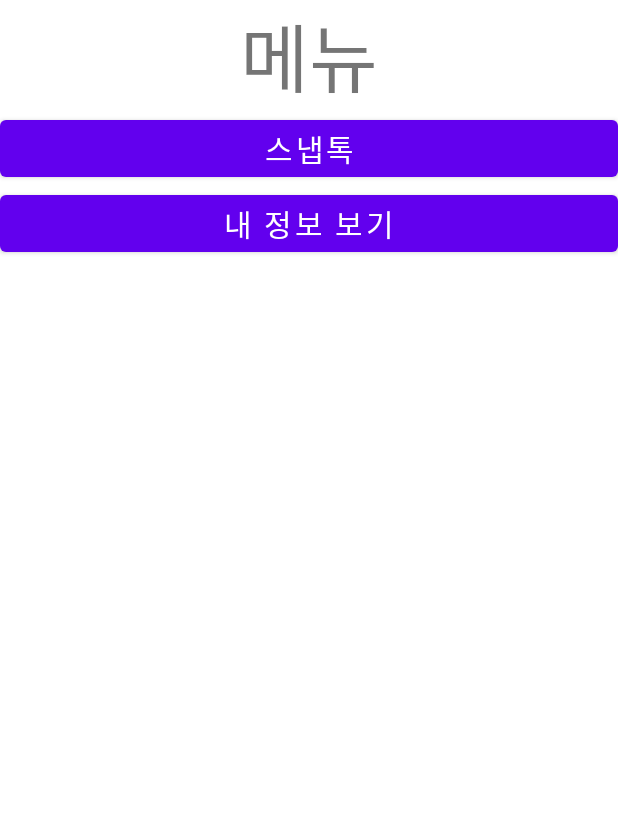
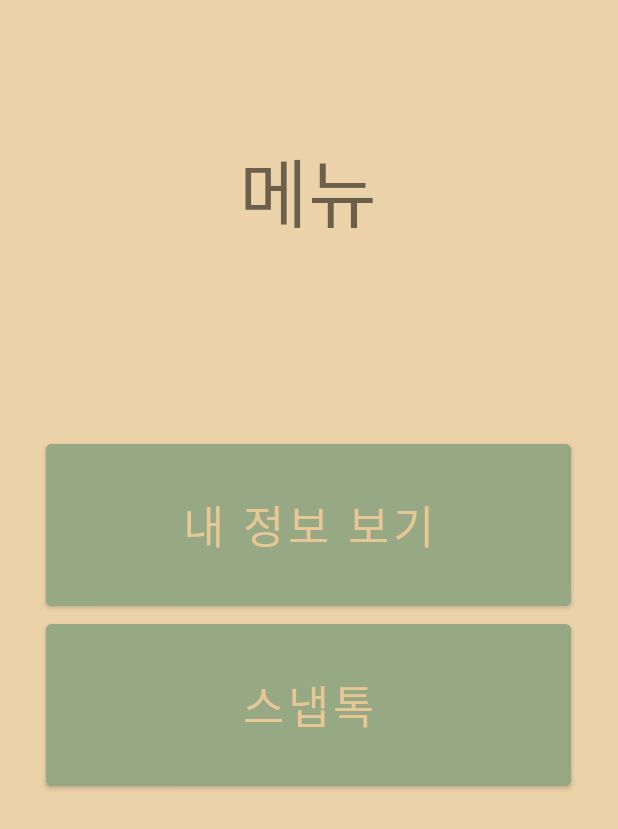
Before and after one commit to Capstone-Muyaho/Capstone-Chat, an Android app: the layout activity_child_main.xml on its own in the app's theme, with its tools: preview values and no code run, on a phone screen of 412 x 824 dp. Shown: the top 829 px of the screen. Run offline under Robolectric (Android 15) with nearby library versions, the phone set to English and light mode, and no system bars.

Commit message:
디자인 수정
폰트 삽입
배경 색상, 버튼 색상 변경

```diff
--- a/app/src/main/java/com/example/capstone_frontend/ChooseTypeActivity.kt
+++ b/app/src/main/java/com/example/capstone_frontend/ChooseTypeActivity.kt
@@ -75,7 +75,7 @@ class ChooseTypeActivity : AppCompatActivity() {
             }
         }
     }
-//asdsad
+
     private fun writeNewUser(
         userId: String,
         nickname: String,
--- a/app/src/main/java/com/example/capstone_frontend/MyProfileActivity.kt
+++ b/app/src/main/java/com/example/capstone_frontend/MyProfileActivity.kt
@@ -25,7 +25,6 @@ class MyProfileActivity : AppCompatActivity() {
                 Log.e("TAG", "사용자 정보 요청 실패", error)
             } else if (user != null) {
                 id = user.id.toString()
-                tv_kakao_email.text = "이메일: ${user?.kakaoAccount?.email}"
             }
         }
 
--- a/app/src/main/res/layout/activity_child_main.xml
+++ b/app/src/main/res/layout/activity_child_main.xml
@@ -1,31 +1,54 @@
 <?xml version="1.0" encoding="utf-8"?>
-<LinearLayout xmlns:android="http://schemas.android.com/apk/res/android"
+<androidx.constraintlayout.widget.ConstraintLayout xmlns:android="http://schemas.android.com/apk/res/android"
+    xmlns:app="http://schemas.android.com/apk/res-auto"
     xmlns:tools="http://schemas.android.com/tools"
     android:layout_width="match_parent"
     android:layout_height="match_parent"
+    android:background="#CCE7C794"
     android:orientation="vertical"
     tools:context=".ChildMainActivity">
 
     <TextView
         android:id="@+id/menu"
-        android:layout_width="match_parent"
-        android:layout_height="wrap_content"
+        android:layout_width="350dp"
+        android:layout_height="90dp"
+        android:layout_marginTop="90dp"
         android:gravity="center_horizontal"
         android:text="메뉴"
-        android:textSize="50sp" />
+        android:textSize="50sp"
+        android:fontFamily="@font/gyeonggi_batang_bold"
+        app:layout_constraintEnd_toEndOf="parent"
+        app:layout_constraintHorizontal_bias="0.491"
+        app:layout_constraintStart_toStartOf="parent"
+        app:layout_constraintTop_toTopOf="parent" />
+
+    <Button
+        android:id="@+id/btn_profile"
+        android:layout_width="350dp"
+        android:layout_height="120dp"
+        android:layout_marginTop="200dp"
+        android:backgroundTint="#97A884"
+        android:text="내 정보 보기"
+        android:textColor="#E7C794"
+        android:textSize="30sp"
+        android:fontFamily="@font/gyeonggi_title_medium"
+        app:layout_constraintEnd_toEndOf="parent"
+        app:layout_constraintHorizontal_bias="0.491"
+        app:layout_constraintStart_toStartOf="parent"
+        app:layout_constraintTop_toTopOf="@+id/menu" />
 
     <Button
         android:id="@+id/btn_snaptalk"
-        android:layout_width="match_parent"
-        android:layout_height="wrap_content"
+        android:layout_width="350dp"
+        android:layout_height="120dp"
+        android:backgroundTint="#97A884"
         android:text="스냅톡"
-        android:textSize="20sp" />
+        android:textColor="#E7C794"
+        android:textSize="30sp"
+        android:fontFamily="@font/gyeonggi_title_medium"
+        app:layout_constraintEnd_toEndOf="parent"
+        app:layout_constraintHorizontal_bias="0.491"
+        app:layout_constraintStart_toStartOf="parent"
+        app:layout_constraintTop_toBottomOf="@+id/btn_profile" />
 
-    <Button
-        android:id="@+id/btn_profile"
-        android:layout_width="match_parent"
-        android:layout_height="wrap_content"
-        android:text="내 정보 보기"
-        android:textSize="20sp" />
-
-</LinearLayout>
+</androidx.constraintlayout.widget.ConstraintLayout>
--- a/app/src/main/res/layout/activity_log_in.xml
+++ b/app/src/main/res/layout/activity_log_in.xml
@@ -4,6 +4,7 @@
     xmlns:tools="http://schemas.android.com/tools"
     android:layout_width="match_parent"
     android:layout_height="match_parent"
+    android:background="#CCE7C794"
     android:gravity="center|bottom"
     tools:context=".LogInActivity">
 
@@ -13,7 +14,7 @@
         android:layout_height="wrap_content"
         android:layout_marginBottom="40dp"
         android:background="@android:color/transparent"
-        android:src="@drawable/kakao_login_medium_wide"
+        android:src="@drawable/kakao_login_large_narrow"
         app:layout_constraintBottom_toBottomOf="parent"
         app:layout_constraintLeft_toLeftOf="parent"
         app:layout_constraintRight_toRightOf="parent" />
--- a/app/src/main/res/values-night/themes.xml
+++ b/app/src/main/res/values-night/themes.xml
@@ -12,5 +12,9 @@
         <!-- Status bar color. -->
         <item name="android:statusBarColor" tools:targetApi="l">?attr/colorPrimaryVariant</item>
         <!-- Customize your theme here. -->
+
+        <!-- 상단바 삭제 -->
+        <item name="windowActionBar">false</item>
+        <item name="windowNoTitle">true</item>
     </style>
 </resources>
--- a/app/src/main/res/values/themes.xml
+++ b/app/src/main/res/values/themes.xml
@@ -12,5 +12,9 @@
         <!-- Status bar color. -->
         <item name="android:statusBarColor" tools:targetApi="l">?attr/colorPrimaryVariant</item>
         <!-- Customize your theme here. -->
+
+        <!-- 상단바 삭제 -->
+        <item name="windowActionBar">false</item>
+        <item name="windowNoTitle">true</item>
     </style>
 </resources>
```
Also changed, not shown: app/src/main/res/font/font.xml (added, +28 -0 lines), app/src/main/res/layout/activity_intro.xml (+13 -7 lines), app/src/main/res/layout/activity_my_profile.xml (+67 -28 lines), app/src/main/res/layout/activity_parent_main.xml (+52 -18 lines), app/src/main/res/layout/activity_snaptalk.xml (+9 -3 lines), app/src/main/res/drawable/kakao_login_large_narrow.png (added), 5 other files.
